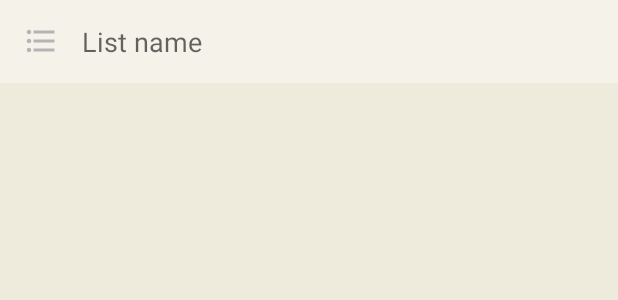
After one commit to Herblerp/Werkstuk_Android, an Android app: the layout activity_add_list.xml on its own in the app's theme, with its tools: preview values and no code run, on a phone screen of 412 x 824 dp. The commit adds this screen. Shown: the top 300 px of the screen. Run offline under Robolectric (Android 15) with nearby library versions, the phone set to English and light mode, and no system bars.

Commit message:
Designed add list menu

```diff
--- a/app/src/main/java/com/example/werkstuk_android/MainActivity.java
+++ b/app/src/main/java/com/example/werkstuk_android/MainActivity.java
@@ -19,8 +19,9 @@ public class MainActivity extends AppCompatActivity {
     }
 
     public void click_list_btn(View view) {
-        Intent intent = new Intent(this, DisplayListsActivity.class);
-        startActivity(intent);
+        Log.i("MainActivityLog","Display lists pressed.");
+        Intent displayList = new Intent(this, DisplayListsActivity.class);
+        startActivity(displayList);
     }
 
     public void click_cal_btn(View view) {
--- /dev/null
+++ b/app/src/main/res/drawable/ic_done.xml
@@ -0,0 +1,5 @@
+<vector android:height="24dp" android:tint="#FFFFFF"
+    android:viewportHeight="24.0" android:viewportWidth="24.0"
+    android:width="24dp" xmlns:android="http://schemas.android.com/apk/res/android">
+    <path android:fillColor="#FF000000" android:pathData="M9,16.2L4.8,12l-1.4,1.4L9,19 21,7l-1.4,-1.4L9,16.2z"/>
+</vector>
--- /dev/null
+++ b/app/src/main/res/drawable/ic_list_gray.xml
@@ -0,0 +1,5 @@
+<vector android:height="24dp" android:tint="#B6B3B5"
+    android:viewportHeight="24.0" android:viewportWidth="24.0"
+    android:width="24dp" xmlns:android="http://schemas.android.com/apk/res/android">
+    <path android:fillColor="#FF000000" android:pathData="M4,10.5c-0.83,0 -1.5,0.67 -1.5,1.5s0.67,1.5 1.5,1.5 1.5,-0.67 1.5,-1.5 -0.67,-1.5 -1.5,-1.5zM4,4.5c-0.83,0 -1.5,0.67 -1.5,1.5S3.17,7.5 4,7.5 5.5,6.83 5.5,6 4.83,4.5 4,4.5zM4,16.5c-0.83,0 -1.5,0.68 -1.5,1.5s0.68,1.5 1.5,1.5 1.5,-0.68 1.5,-1.5 -0.67,-1.5 -1.5,-1.5zM7,19h14v-2L7,17v2zM7,13h14v-2L7,11v2zM7,5v2h14L21,5L7,5z"/>
+</vector>
--- /dev/null
+++ b/app/src/main/res/layout/activity_add_list.xml
@@ -0,0 +1,24 @@
+<?xml version="1.0" encoding="utf-8"?>
+<LinearLayout
+    xmlns:android="http://schemas.android.com/apk/res/android"
+    xmlns:app="http://schemas.android.com/apk/res-auto"
+    xmlns:tools="http://schemas.android.com/tools"
+    android:layout_width="match_parent"
+    android:layout_height="match_parent"
+    tools:context=".AddListActivity"
+    android:background="@color/default_layout_background">
+
+    <EditText
+        android:id="@+id/searchbox"
+        android:layout_width="match_parent"
+        android:layout_height="wrap_content"
+        android:padding="15dp"
+        android:maxLines="1"
+        android:inputType="text"
+        android:scrollHorizontally="true"
+        android:hint="@string/hint_list_name"
+        android:drawableLeft="@drawable/ic_list_gray"
+        android:drawableStart="@drawable/ic_list_gray"
+        android:drawablePadding="15dp"
+        android:background="@color/default_view_backgorund"/>
+</LinearLayout>
--- a/app/src/main/res/values/colors.xml
+++ b/app/src/main/res/values/colors.xml
@@ -1,7 +1,7 @@
 <?xml version="1.0" encoding="utf-8"?>
 <resources>
-    <color name="color_background">#F1EFE4</color>
-    <color name="color_dashboard_btn">#EEEBDD</color>
+    <color name="default_layout_background">#EEEBDD</color>
+    <color name="default_view_backgorund">#F4F2E9</color>
     <color name="colorPrimary">#008577</color>
     <color name="colorPrimaryDark">#00574B</color>
     <color name="colorAccent">#D81B60</color>
--- a/app/src/main/res/values/styles.xml
+++ b/app/src/main/res/values/styles.xml
@@ -14,7 +14,7 @@
         <item name="android:layout_width">0dp</item>
         <item name="android:layout_height">100dp</item>
         <item name="android:gravity">center</item>
-        <item name="android:background">@color/color_dashboard_btn</item>
+        <item name="android:background">@color/default_view_backgorund</item>
         <item name="layout_gravity">fill_horizontal</item>
         <item name="layout_columnWeight">1</item>
         <item name="android:paddingLeft">15dp</item>
```
Also changed, not shown: app/src/main/AndroidManifest.xml (+9 -3 lines), app/src/main/java/com/example/werkstuk_android/AddListActivity.java (added, +24 -0 lines), app/src/main/java/com/example/werkstuk_android/DisplayListsActivity.java (+10 -0 lines), app/src/main/res/layout-land/activity_main.xml (+7 -7 lines), app/src/main/res/layout/activity_display_lists.xml (+6 -3 lines), app/src/main/res/layout/activity_main.xml (+7 -7 lines), app/src/main/res/menu/add_list_menu.xml (added, +9 -0 lines), app/src/main/res/values/strings.xml (+7 -4 lines), app/src/main/res/drawable/ic_list_blue.xml (renamed from app/src/main/res/drawable/ic_list.xml).
